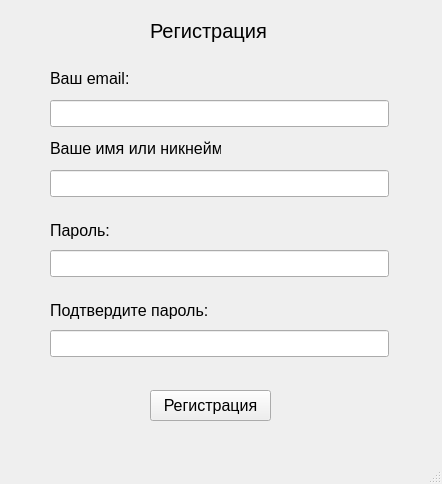
yngkzk/NetChat, file gui/register_window.ui: the form before one commit.
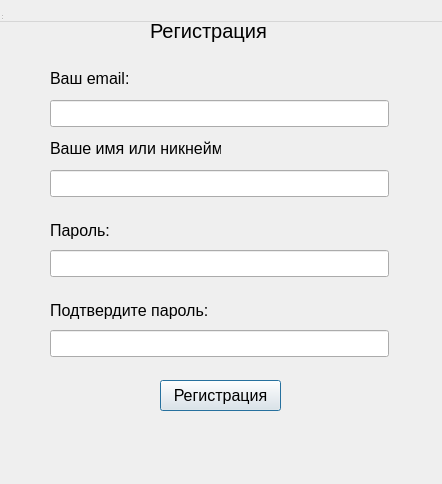
The form after the commit.

The edit to the form file:
```diff
--- a/gui/register_window.ui
+++ b/gui/register_window.ui
@@ -1,7 +1,7 @@
 <?xml version="1.0" encoding="UTF-8"?>
 <ui version="4.0">
- <class>MainWindow</class>
- <widget class="QMainWindow" name="MainWindow">
+ <class>Dialog</class>
+ <widget class="QDialog" name="Dialog">
   <property name="geometry">
    <rect>
     <x>0</x>
@@ -13,7 +13,15 @@
   <property name="windowTitle">
    <string>MainWindow</string>
   </property>
-  <widget class="QWidget" name="centralwidget">
+  <widget class="QWidget" name="centralwidget" native="true">
+   <property name="geometry">
+    <rect>
+     <x>0</x>
+     <y>0</y>
+     <width>439</width>
+     <height>431</height>
+    </rect>
+   </property>
    <widget class="QLabel" name="label">
     <property name="geometry">
      <rect>
@@ -147,8 +155,8 @@
    <widget class="QPushButton" name="Register">
     <property name="geometry">
      <rect>
-      <x>150</x>
-      <y>390</y>
+      <x>160</x>
+      <y>380</y>
       <width>121</width>
       <height>31</height>
      </rect>
@@ -173,7 +181,29 @@
     </rect>
    </property>
   </widget>
-  <widget class="QStatusBar" name="statusbar"/>
+  <widget class="QStatusBar" name="statusbar">
+   <property name="geometry">
+    <rect>
+     <x>0</x>
+     <y>0</y>
+     <width>3</width>
+     <height>21</height>
+    </rect>
+   </property>
+  </widget>
+  <widget class="QLabel" name="ErrorLabel">
+   <property name="geometry">
+    <rect>
+     <x>40</x>
+     <y>430</y>
+     <width>351</width>
+     <height>31</height>
+    </rect>
+   </property>
+   <property name="text">
+    <string/>
+   </property>
+  </widget>
  </widget>
  <resources/>
  <connections/>
```
Left out of the diff: 2 changed lines with no effect on the pictures.
